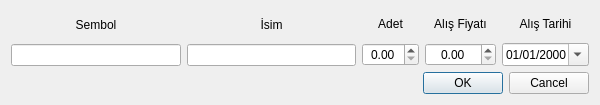
The window that gui/createdialog.ui (cihansenyuz/tax-calc) describes before a commit, drawn with Qt 5.
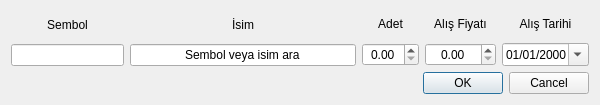
The same window after the commit.

Commit message: fix unwanted behaviour of completer

```diff
--- a/gui/createdialog.ui
+++ b/gui/createdialog.ui
@@ -21,7 +21,7 @@
   </property>
   <layout class="QVBoxLayout" name="verticalLayout">
    <item>
-    <layout class="QHBoxLayout" name="horizontalLayout" stretch="0,0,0,0,0">
+    <layout class="QHBoxLayout" name="horizontalLayout" stretch="1,2,0,0,0">
      <item>
       <layout class="QVBoxLayout" name="verticalLayout_2">
        <item>
@@ -60,12 +60,21 @@
        </item>
        <item>
         <widget class="QLineEdit" name="nameLineEdit">
+         <property name="inputMask">
+          <string/>
+         </property>
          <property name="text">
-          <string/>
+          <string>Sembol veya isim ara</string>
          </property>
          <property name="alignment">
           <set>Qt::AlignmentFlag::AlignCenter</set>
          </property>
+         <property name="placeholderText">
+          <string/>
+         </property>
+         <property name="clearButtonEnabled">
+          <bool>false</bool>
+         </property>
         </widget>
        </item>
       </layout>
```
The commit also changes 2 other files.
